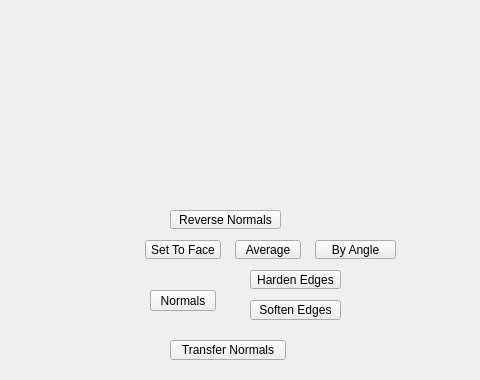
The window that tentacle/ui/normals#submenu.ui (m3trik/tentacle) describes before a commit, drawn with Qt 5; both pictures show x 120 to 600 and y 0 to 380 of the 600 by 600 pixel window.
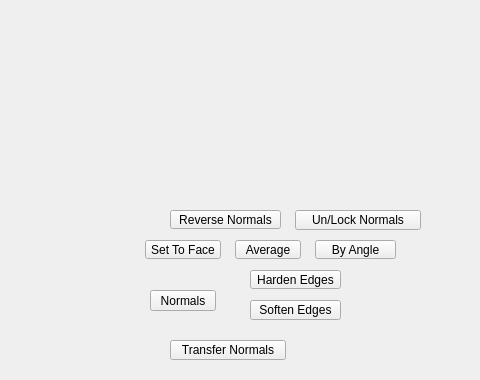
The same window after the commit. Custom widgets are drawn as their Qt base class.

The edit to the form file:
```diff
--- a/tentacle/ui/normals#submenu.ui
+++ b/tentacle/ui/normals#submenu.ui
@@ -319,6 +319,43 @@
      </size>
     </property>
    </widget>
+   <widget class="QPushButton" name="b004">
+    <property name="enabled">
+     <bool>true</bool>
+    </property>
+    <property name="geometry">
+     <rect>
+      <x>415</x>
+      <y>210</y>
+      <width>126</width>
+      <height>20</height>
+     </rect>
+    </property>
+    <property name="minimumSize">
+     <size>
+      <width>0</width>
+      <height>20</height>
+     </size>
+    </property>
+    <property name="maximumSize">
+     <size>
+      <width>16777215</width>
+      <height>20</height>
+     </size>
+    </property>
+    <property name="toolTip">
+     <string>&lt;html&gt;&lt;head/&gt;&lt;body&gt;&lt;p&gt;Toggle the vertex normals locked/Unlocked for the selected object(s) or components.&lt;/p&gt;&lt;/body&gt;&lt;/html&gt;</string>
+    </property>
+    <property name="text">
+     <string>Un/Lock Normals</string>
+    </property>
+    <property name="iconSize">
+     <size>
+      <width>18</width>
+      <height>18</height>
+     </size>
+    </property>
+   </widget>
   </widget>
  </widget>
  <customwidgets>
```
